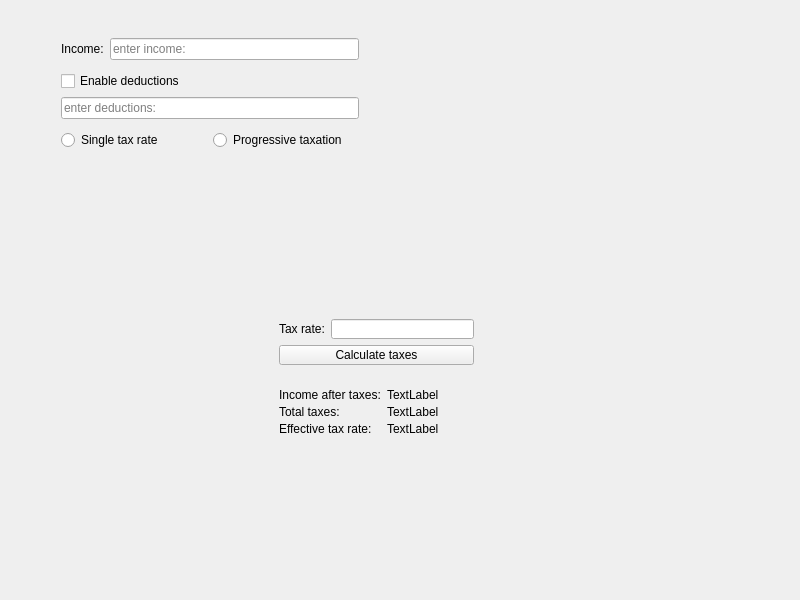
This is mainwindow.ui in materesszer/Tax-Calculator as Qt 5 draws it before an edit. The edited form follows.
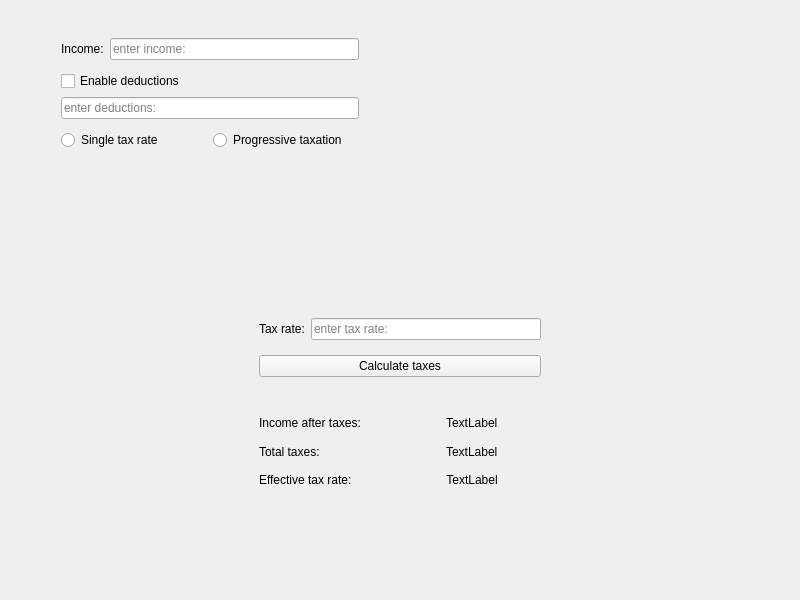
This is the edited form.

Commit message: Results tab single tax rate design finished

Patch:
```diff
--- a/mainwindow.ui
+++ b/mainwindow.ui
@@ -110,10 +110,10 @@
    <widget class="QWidget" name="singleTax_2" native="true">
     <property name="geometry">
      <rect>
-      <x>270</x>
-      <y>310</y>
-      <width>213</width>
-      <height>133</height>
+      <x>250</x>
+      <y>300</y>
+      <width>300</width>
+      <height>200</height>
      </rect>
     </property>
     <layout class="QGridLayout" name="singleTax">
@@ -130,7 +130,11 @@
            </widget>
           </item>
           <item>
-           <widget class="QLineEdit" name="value"/>
+           <widget class="QLineEdit" name="value">
+            <property name="placeholderText">
+             <string>enter tax rate:</string>
+            </property>
+           </widget>
           </item>
          </layout>
         </item>
@@ -154,7 +158,7 @@
           </property>
          </widget>
         </item>
-        <item row="0" column="1">
+        <item row="0" column="1" alignment="Qt::AlignHCenter">
          <widget class="QLabel" name="afterTaxesVal">
           <property name="text">
            <string>TextLabel</string>
@@ -168,7 +172,7 @@
           </property>
          </widget>
         </item>
-        <item row="1" column="1">
+        <item row="1" column="1" alignment="Qt::AlignHCenter">
          <widget class="QLabel" name="totalTaxesVal">
           <property name="text">
            <string>TextLabel</string>
@@ -187,6 +191,9 @@
           <property name="text">
            <string>TextLabel</string>
           </property>
+          <property name="alignment">
+           <set>Qt::AlignCenter</set>
+          </property>
          </widget>
         </item>
        </layout>
```
The commit also changes 1 other file.
